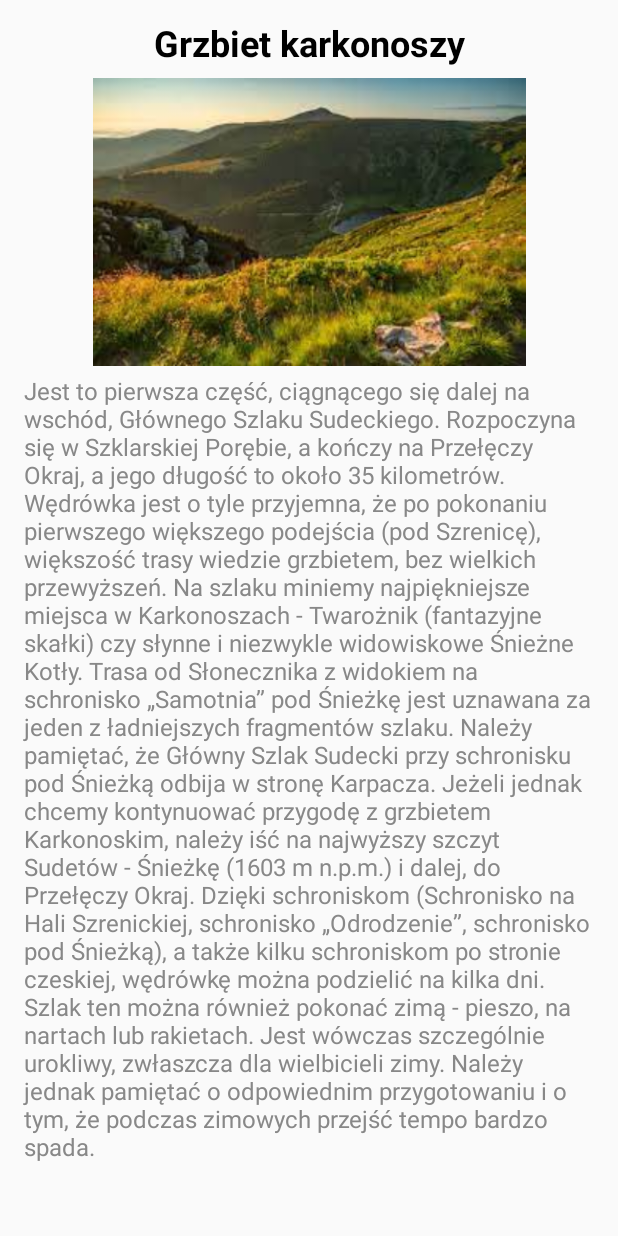
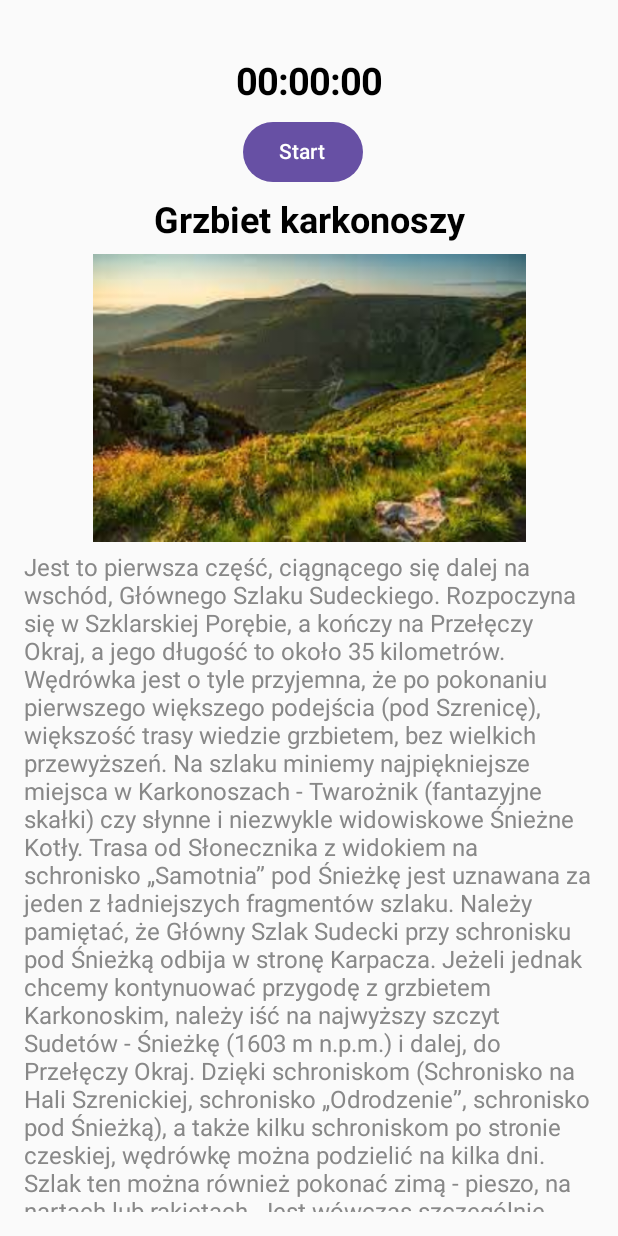
Before and after one commit to NikolasSzwargot/TrailsList, an Android app built with Jetpack Compose: the screen it shows after launch (MainActivity), after a tap on "Grzbiet karkonoszy", on a phone screen of 412 x 824 dp. Run offline under Robolectric (Android 15) with nearby library versions, the phone set to English and light mode, and no system bars; our stand-ins replace Room's generated code.

Commit message:
Added working stopWatch without saving to database

```diff
--- a/app/src/main/java/edu/com/trailslist/MainActivity.kt
+++ b/app/src/main/java/edu/com/trailslist/MainActivity.kt
@@ -8,6 +8,7 @@ import androidx.compose.runtime.LaunchedEffect
 import androidx.compose.runtime.collectAsState
 import androidx.compose.runtime.getValue
 import androidx.compose.ui.platform.LocalContext
+import androidx.lifecycle.viewmodel.compose.viewModel
 import androidx.navigation.compose.NavHost
 import androidx.navigation.compose.composable
 import androidx.navigation.compose.rememberNavController
@@ -57,30 +58,32 @@ fun TrailApp(){
     val database = TrailDatabase.getDatabaseInstance(context)
     val dao = database.trailDao()
     val trails by  dao.getTrailsOrderedByName().collectAsState(initial = emptyList())
+    val viewModel: TrailViewModel = viewModel()
 
-        LaunchedEffect(Unit) {
-            if (trails.isEmpty()) {
-                //dao.deleteAllTrails()
-                insertTrails(dao)
-            }
+    LaunchedEffect(Unit) {
+        if (trails.isEmpty()) {
+            //dao.deleteAllTrails()
+            insertTrails(dao)
         }
+    }
 
     val navController = rememberNavController()
     NavHost(navController = navController, startDestination = "trailsList") {
         composable("trailsList") {
-            TrailsList(navController, trails)
+            TrailsList(navController, trails, viewModel)
         }
-        composable( "trailDetails/{trailName}/{trailDescription}/{trailImage}") { backStackEntry ->
+        composable( "trailDetails/{trailId}/{trailName}/{trailDescription}/{trailImage}") { backStackEntry ->
+            val trailId = backStackEntry.arguments?.getString("trailId").orEmpty().toInt()
             val trailName = backStackEntry.arguments?.getString("trailName").orEmpty()
             val trailDescription = backStackEntry.arguments?.getString("trailDescription").orEmpty()
             val trailImage = backStackEntry.arguments?.getString("trailImage").orEmpty().toInt()
 
             val trail = Trail(
-                1,
+                trailId,
                 trailName,
                 trailDescription,
                 trailImage)
-            TrailDetails(trail)
+            TrailDetails(trail, viewModel)
         }
     }
 }
--- /dev/null
+++ b/app/src/main/java/edu/com/trailslist/Stopwatch.kt
@@ -0,0 +1,81 @@
+package edu.com.trailslist
+
+import androidx.compose.foundation.layout.Column
+import androidx.compose.foundation.layout.Row
+import androidx.compose.foundation.layout.Spacer
+import androidx.compose.foundation.layout.fillMaxWidth
+import androidx.compose.foundation.layout.height
+import androidx.compose.foundation.layout.padding
+import androidx.compose.material3.Button
+import androidx.compose.material3.Text
+import androidx.compose.runtime.Composable
+import androidx.compose.runtime.LaunchedEffect
+import androidx.compose.ui.Alignment
+import androidx.compose.ui.Modifier
+import androidx.compose.ui.graphics.Color
+import androidx.compose.ui.text.font.FontWeight
+import androidx.compose.ui.unit.dp
+import androidx.compose.ui.unit.sp
+import kotlinx.coroutines.delay
+
+@Composable
+fun Stopwatch(
+    viewModel: TrailViewModel,
+    modifier: Modifier = Modifier
+): Long {
+    var isTracking = viewModel.isTracking
+    var elapsedTime = viewModel.elapsedTime
+
+    if (isTracking) {
+        LaunchedEffect(Unit) {
+            while (isTracking) {
+                delay(1000)
+                elapsedTime++
+                viewModel.updateElapsedTime(elapsedTime)
+            }
+        }
+    }
+
+    Column(modifier = modifier.fillMaxWidth(),
+        horizontalAlignment = Alignment.CenterHorizontally) {
+        Spacer(modifier = Modifier.height(16.dp))
+        Text(text = formatElapsedTime(elapsedTime),
+            color = Color.Black,
+            fontSize = 25.sp,
+            fontWeight = FontWeight.Bold,
+            modifier = Modifier.padding(top = 8.dp))
+        Row(
+            modifier = Modifier.padding(vertical = 8.dp),
+            verticalAlignment = Alignment.CenterVertically
+        ) {
+            Button(onClick = { isTracking = !isTracking
+                             viewModel.updateIsTracking(isTracking)},
+                modifier = Modifier.padding(end = 8.dp)) {
+                Text(text = if (isTracking) "Stop" else "Start")
+            }
+            if (elapsedTime != 0L) {
+                Button(onClick = { elapsedTime = 0L
+                    isTracking = false
+                    viewModel.updateIsTracking(isTracking)
+                    viewModel.updateElapsedTime(elapsedTime)},
+                    modifier = Modifier.padding(end = 8.dp)) {
+                    Text(text = "Reset")
+                }
+            }
+            if (!isTracking && elapsedTime != 0L) {
+                Button(onClick = { /*TODO*/ }) {
+                    Text(text = "Zapisz")
+                }
+            }
+        }
+    }
+
+    return elapsedTime
+}
+
+fun formatElapsedTime(elapsedTime: Long): String {
+    val seconds = (elapsedTime % 60).toString().padStart(2, '0')
+    val minutes = ((elapsedTime / 60) % 60).toString().padStart(2, '0')
+    val hours = (elapsedTime / 3600).toString().padStart(2, '0')
+    return "$hours:$minutes:$seconds"
+}
--- a/app/src/main/java/edu/com/trailslist/TrailDao.kt
+++ b/app/src/main/java/edu/com/trailslist/TrailDao.kt
@@ -20,4 +20,10 @@ interface TrailDao {
 
     @Query("DELETE FROM trails")
     suspend fun deleteAllTrails()
+
+    @Query("SELECT * FROM trails where id = :id")
+    suspend fun getTrailById(id: Int): Trail
+
+//    @Insert
+//    suspend fun insertMeasuredTime(measuredTime: MeasuredTime)
 }
--- a/app/src/main/java/edu/com/trailslist/TrailDetails.kt
+++ b/app/src/main/java/edu/com/trailslist/TrailDetails.kt
@@ -23,16 +23,19 @@ import androidx.compose.ui.unit.dp
 import androidx.compose.ui.unit.sp
 
 @Composable
-fun TrailDetails(trail: Trail) {
+fun TrailDetails(trail: Trail, viewModel: TrailViewModel) {
     val screenInfoData = screenInfo()
     val isTablet = screenInfoData.screenWidthData is screenInfoData.ScreenType.Tablet
-            || screenInfoData.screenHeightData is screenInfoData.ScreenType.Tablet;
+            || screenInfoData.screenHeightData is screenInfoData.ScreenType.Tablet
+
+
 
     Column(
         modifier = Modifier
             .padding(16.dp)
             .verticalScroll(rememberScrollState())
     ) {
+        Stopwatch(viewModel = viewModel)
         Text(
             text = trail.name,
             fontSize = if (isTablet) 45.sp else 24.sp,
--- /dev/null
+++ b/app/src/main/java/edu/com/trailslist/TrailViewModel.kt
@@ -0,0 +1,27 @@
+package edu.com.trailslist
+
+import androidx.compose.runtime.getValue
+import androidx.compose.runtime.mutableStateOf
+import androidx.compose.runtime.setValue
+import androidx.lifecycle.ViewModel
+
+class TrailViewModel: ViewModel() {
+    var selectedTrailId by mutableStateOf(-1)
+        private set
+    var isTracking by mutableStateOf(false)
+        private set
+    var elapsedTime by mutableStateOf(0L)
+        private set
+
+    fun updateSelectedTrailId(newId: Int) {
+        selectedTrailId = newId
+    }
+
+    fun updateIsTracking(newVal: Boolean) {
+        isTracking = newVal
+    }
+
+    fun updateElapsedTime(newElapsedTime: Long) {
+        elapsedTime = newElapsedTime
+    }
+}
```
Also changed, not shown: app/src/main/java/edu/com/trailslist/MeasuredTime.kt (added, +12 -0 lines), app/src/main/java/edu/com/trailslist/TrailList.kt (+20 -6 lines).
